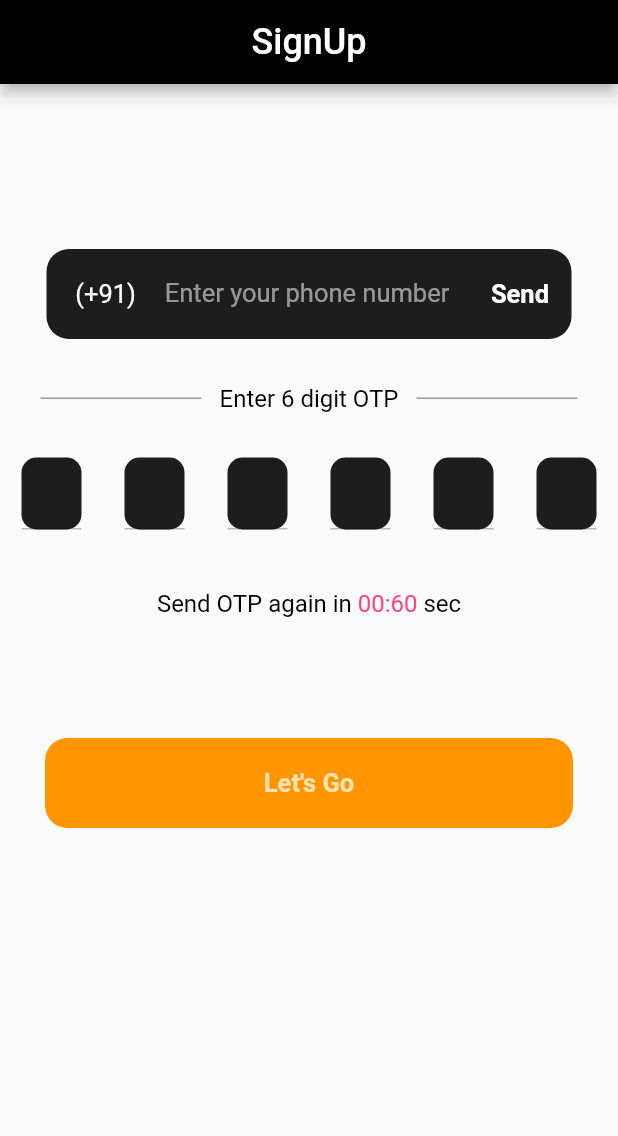
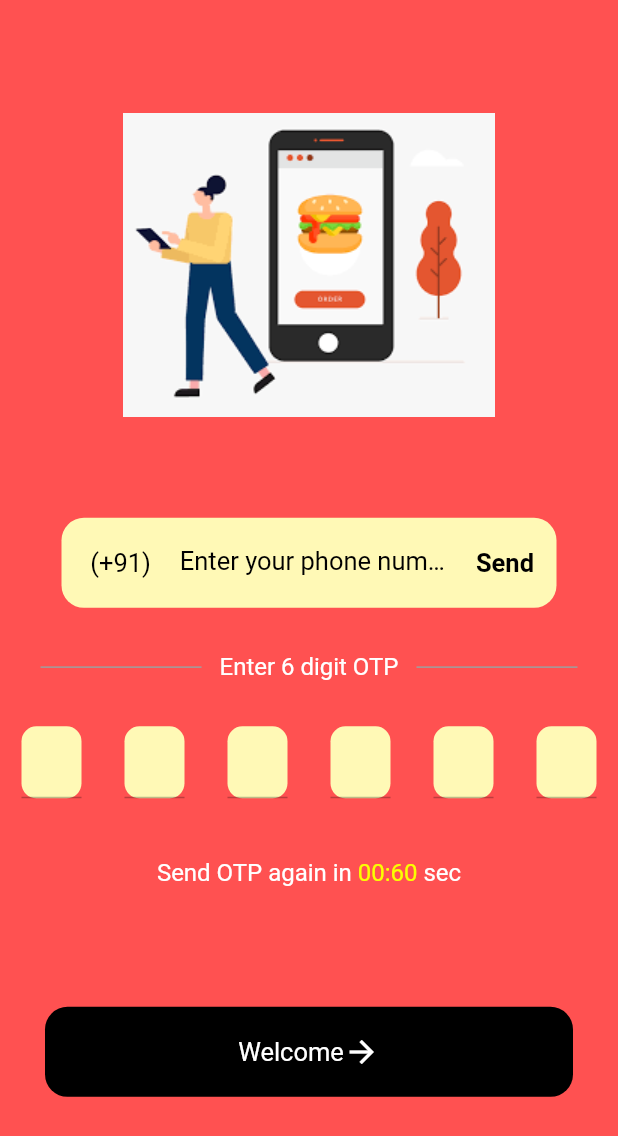
Before and after one commit to Simran2000-jpg/FoodShades, a Flutter app: the screen it shows after launch, on a phone screen of 412 x 824 dp. Shown: the top 1136 px of the screen. Run offline on Flutter 3.47's test engine with Material 2 defaults, Android fonts, the phone set to English and light mode, and no system bars; drawn by our look-alikes of otp_text_field; our stand-ins replace awesome_notifications, circular_countdown_timer, cloud_firestore, firebase_auth, firebase_core, firebase_storage and 8 more; missing offline and left inert: razorpay_flutter; accounts and stored records are empty.

```diff
--- a/shades_food/lib/screens/auth/PhoneVerifPage.dart
+++ b/shades_food/lib/screens/auth/PhoneVerifPage.dart
@@ -27,26 +27,42 @@ class _PhoneVerifPageState extends State<PhoneVerifPage> {
   @override
   Widget build(BuildContext context) {
     return Scaffold(
-      appBar: AppBar(
-        backgroundColor: Colors.black,
-        title: Text(
-          "SignUp",
-          style: TextStyle(
-            color: Colors.white,
-            fontSize: 24,
-          ),
-        ),
-        centerTitle: true,
-      ),
+      backgroundColor: Color(0xffFF5151),
+      // appBar: AppBar(
+      //   backgroundColor: Colors.black,
+      //   title: Text(
+      //     "SignUp",
+      //     style: TextStyle(
+      //       color: Colors.white,
+      //       fontSize: 24,
+      //     ),
+      //   ),
+      //   centerTitle: true,
+      // ),
       body: Container(
         height: MediaQuery.of(context).size.height,
         width: MediaQuery.of(context).size.width,
         child: SingleChildScrollView(
           child: Column(
             children: [
-              SizedBox(
-                height: 110,
+              Padding(
+                padding: const EdgeInsets.only(top: 8.0),
+                child: Row(
+                  mainAxisAlignment: MainAxisAlignment.spaceEvenly,
+                  children: [
+                    // Padding(
+                    // padding: const EdgeInsets.only(top: 30.0),
+                    Image.asset(
+                      "assets/foodorder.png",
+                      width: MediaQuery.of(context).size.width,
+                    ),
+                    // ),
+                  ],
+                ),
               ),
+              // SizedBox(
+              //   height: 110,
+              // ),
               textField(),
               SizedBox(
                 height: 30,
@@ -66,7 +82,7 @@ class _PhoneVerifPageState extends State<PhoneVerifPage> {
                       "Enter 6 digit OTP",
                       style: TextStyle(
                         fontSize: 16,
-                        color: Colors.black,
+                        color: Colors.white,
                       ),
                     ),
                     Expanded(
@@ -91,15 +107,15 @@ class _PhoneVerifPageState extends State<PhoneVerifPage> {
                 children: [
                   TextSpan(
                     text: "Send OTP again in ",
-                    style: TextStyle(fontSize: 16, color: Colors.black),
+                    style: TextStyle(fontSize: 16, color: Colors.white),
                   ),
                   TextSpan(
                     text: "00:$start",
-                    style: TextStyle(fontSize: 16, color: Colors.pinkAccent),
+                    style: TextStyle(fontSize: 16, color: Color(0xffFBFF00)),
                   ),
                   TextSpan(
                     text: " sec",
-                    style: TextStyle(fontSize: 16, color: Colors.black),
+                    style: TextStyle(fontSize: 16, color: Colors.white),
                   ),
                 ],
               )),
@@ -117,16 +133,25 @@ class _PhoneVerifPageState extends State<PhoneVerifPage> {
                   height: 60,
                   width: MediaQuery.of(context).size.width - 60,
                   decoration: BoxDecoration(
-                      color: Color(0xffff9601),
+                      color: Colors.black,
                       borderRadius: BorderRadius.circular(15)),
-                  child: Center(
-                    child: Text(
-                      "Let's Go",
-                      style: TextStyle(
-                          fontSize: 17,
-                          color: Color(0xfffbe2ae),
-                          fontWeight: FontWeight.w700),
-                    ),
+                  child: Row(
+                    mainAxisAlignment: MainAxisAlignment.center,
+                    children: [
+                      Center(
+                        child: Text(
+                          "Welcome",
+                          style: TextStyle(fontSize: 17, color: Colors.white),
+                          // fontWeight: FontWeight.w700),
+                        ),
+                      ),
+                      Center(
+                        child: Icon(
+                          Icons.arrow_forward,
+                          color: Colors.white,
+                        ),
+                      )
+                    ],
                   ),
                 ),
               )
@@ -160,10 +185,10 @@ class _PhoneVerifPageState extends State<PhoneVerifPage> {
       width: 1000,
       fieldWidth: 40,
       otpFieldStyle: OtpFieldStyle(
-        backgroundColor: Color(0xff1d1d1d),
+        backgroundColor: Color(0xffFFF9B6),
         borderColor: Colors.white,
       ),
-      style: TextStyle(fontSize: 17, color: Colors.white),
+      style: TextStyle(fontSize: 17, color: Colors.black),
       textFieldAlignment: MainAxisAlignment.spaceAround,
       fieldStyle: FieldStyle.underline,
       onCompleted: (pin) {
@@ -178,27 +203,27 @@ class _PhoneVerifPageState extends State<PhoneVerifPage> {
 
   Widget textField() {
     return Container(
-      width: 350,
+      width: 330,
       height: 60,
       decoration: BoxDecoration(
-        color: Color(0xff1d1d1d),
+        color: Color(0xffFFF9B6),
         borderRadius: BorderRadius.circular(15),
       ),
       child: TextFormField(
         keyboardType: TextInputType.number,
         controller: phoneController,
-        style: TextStyle(color: Colors.white),
+        style: TextStyle(color: Colors.black),
         decoration: InputDecoration(
           border: InputBorder.none,
           hintText: "Enter your phone number",
-          hintStyle: TextStyle(color: Colors.white54, fontSize: 17),
+          hintStyle: TextStyle(color: Colors.black, fontSize: 17),
           contentPadding:
               const EdgeInsets.symmetric(vertical: 19, horizontal: 8),
           prefixIcon: Padding(
             padding: const EdgeInsets.symmetric(vertical: 14, horizontal: 15),
             child: Text(
               " (+91) ",
-              style: TextStyle(color: Colors.white, fontSize: 17),
+              style: TextStyle(color: Colors.black, fontSize: 17),
             ),
           ),
 
@@ -222,7 +247,7 @@ class _PhoneVerifPageState extends State<PhoneVerifPage> {
               child: Text(
                 buttonName,
                 style: TextStyle(
-                    color: wait ? Colors.grey : Colors.white,
+                    color: wait ? Colors.grey : Colors.black,
                     fontSize: 17,
                     fontWeight: FontWeight.bold),
               ),
--- a/shades_food/lib/splashscreen.dart
+++ b/shades_food/lib/splashscreen.dart
@@ -23,7 +23,7 @@ class _SplashScreenState extends State<SplashScreen> {
   @override
   Widget build(BuildContext context) {
     return Scaffold(
-        backgroundColor: const Color(0xFFFFC495),
+        backgroundColor: const Color(0xffFFF9B6),
         body: Container(
           alignment: Alignment.center,
           child: Column(
--- a/shades_food/pubspec.yaml
+++ b/shades_food/pubspec.yaml
@@ -87,6 +87,8 @@ flutter:
     - assets/google.svg
     - assets/astro.png
     - assets/icon/
+    - assets/foodorder.jpg
+    - assets/foodorder.png
 
   # - assets/icons/
   # An image asset can refer to one or more resolution-specific "variants", see
```
Also changed, not shown: shades_food/assets/foodorder.jpg (added), shades_food/assets/foodorder.png (added).
